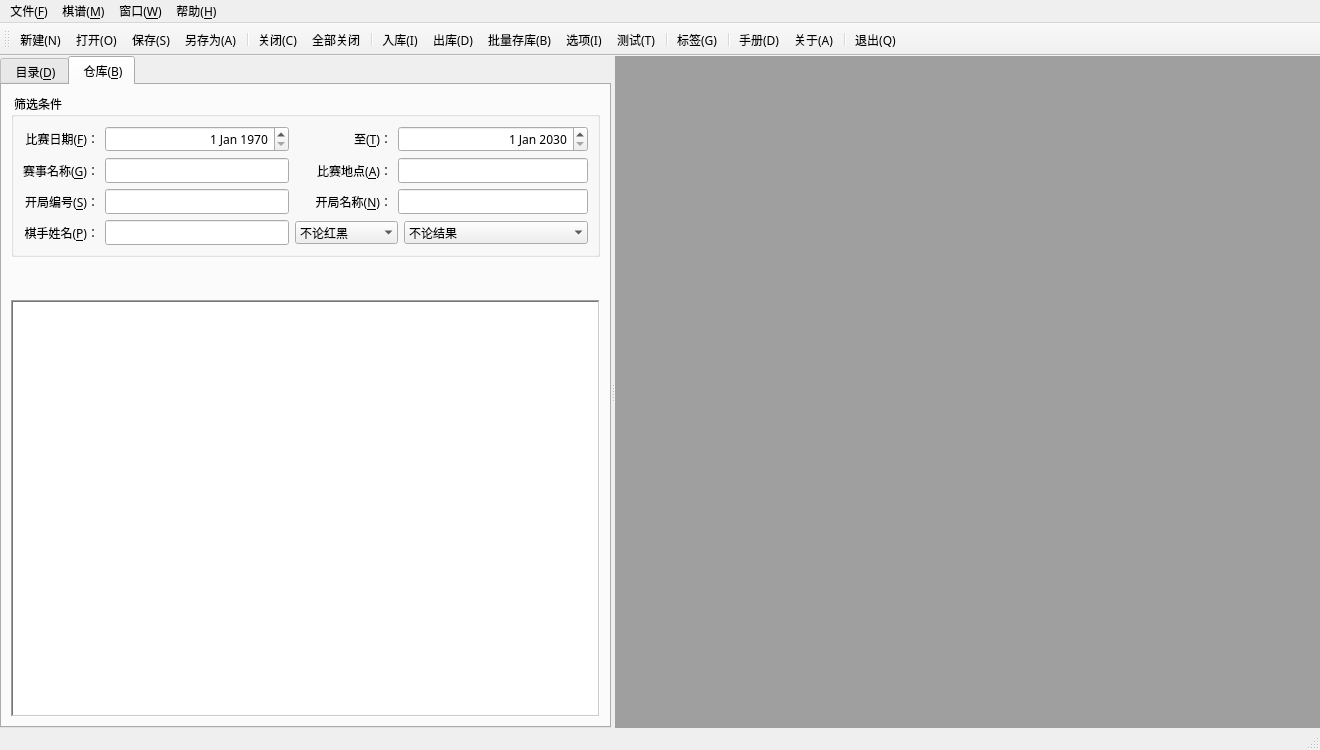
The window that src/mainwindow.ui (hbsxcjp/cchess_qt) describes before a commit, drawn with Qt 5.
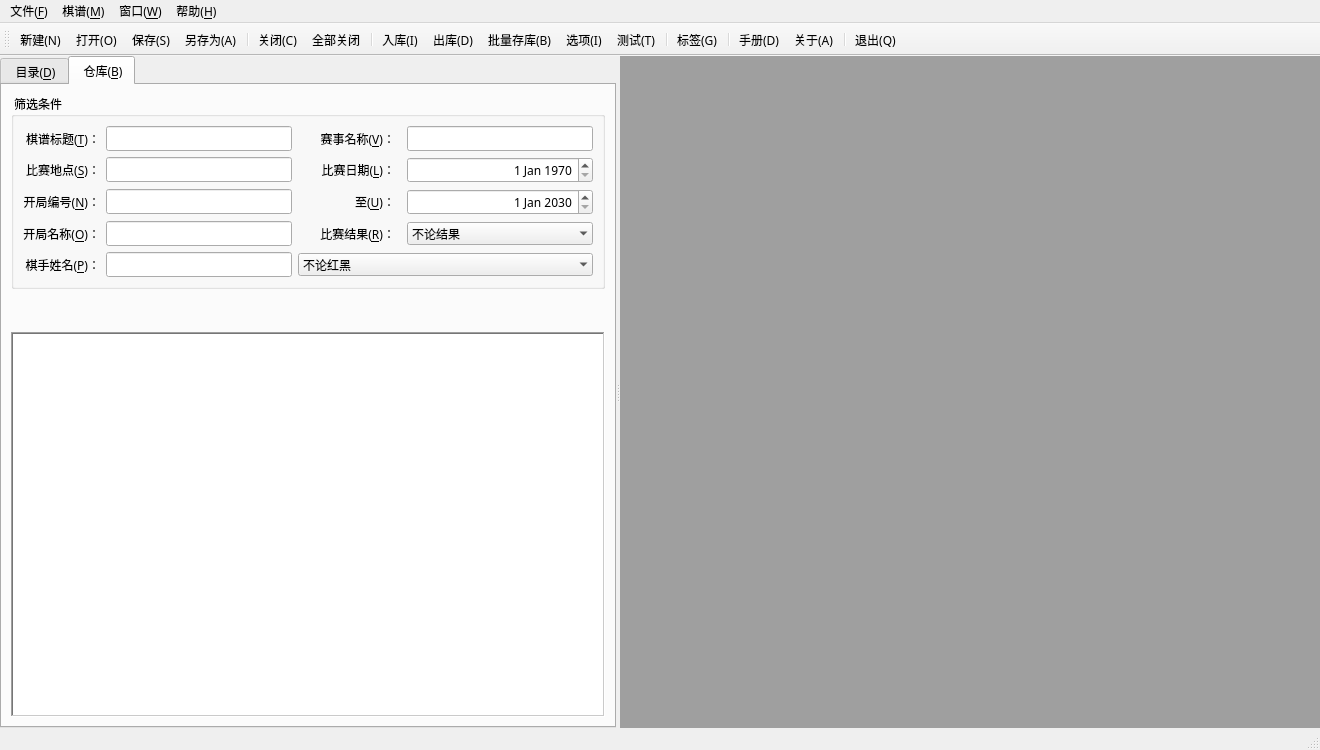
The same window after the commit. Icons and pictures are not drawn.

Diff of the .ui file:
```diff
--- a/src/mainwindow.ui
+++ b/src/mainwindow.ui
@@ -327,61 +327,14 @@
             <string notr="true"> 筛选条件</string>
            </property>
            <layout class="QGridLayout" name="gridLayout">
-            <item row="1" column="1">
-             <widget class="QLineEdit" name="eventLineEdit">
-              <property name="toolTip">
-               <string notr="true"/>
-              </property>
-              <property name="statusTip">
-               <string notr="true"/>
-              </property>
-              <property name="whatsThis">
-               <string notr="true"/>
-              </property>
-              <property name="accessibleName">
-               <string notr="true"/>
-              </property>
-              <property name="accessibleDescription">
-               <string notr="true"/>
-              </property>
-              <property name="inputMask">
-               <string notr="true"/>
-              </property>
-              <property name="text">
-               <string notr="true"/>
-              </property>
-              <property name="placeholderText">
-               <string notr="true"/>
-              </property>
-             </widget>
-            </item>
-            <item row="2" column="2">
-             <widget class="QLabel" name="label_6">
+            <item row="5" column="1">
+             <widget class="QLineEdit" name="personLineEdit">
               <property name="sizePolicy">
-               <sizepolicy hsizetype="Minimum" vsizetype="Preferred">
+               <sizepolicy hsizetype="Expanding" vsizetype="Fixed">
                 <horstretch>0</horstretch>
                 <verstretch>0</verstretch>
                </sizepolicy>
               </property>
-              <property name="maximumSize">
-               <size>
-                <width>16777215</width>
-                <height>16777215</height>
-               </size>
-              </property>
-              <property name="text">
-               <string>开局名称(&amp;N)：</string>
-              </property>
-              <property name="alignment">
-               <set>Qt::AlignRight|Qt::AlignTrailing|Qt::AlignVCenter</set>
-              </property>
-              <property name="buddy">
-               <cstring>eccoNameLineEdit</cstring>
-              </property>
-             </widget>
-            </item>
-            <item row="2" column="1">
-             <widget class="QLineEdit" name="eccoSNLineEdit">
               <property name="toolTip">
                <string notr="true"/>
               </property>
@@ -408,26 +361,7 @@
               </property>
              </widget>
             </item>
-            <item row="2" column="0">
-             <widget class="QLabel" name="label_7">
-              <property name="sizePolicy">
-               <sizepolicy hsizetype="Minimum" vsizetype="Preferred">
-                <horstretch>0</horstretch>
-                <verstretch>0</verstretch>
-               </sizepolicy>
-              </property>
-              <property name="text">
-               <string>开局编号(&amp;S)：</string>
-              </property>
-              <property name="alignment">
-               <set>Qt::AlignRight|Qt::AlignTrailing|Qt::AlignVCenter</set>
-              </property>
-              <property name="buddy">
-               <cstring>eccoSNLineEdit</cstring>
-              </property>
-             </widget>
-            </item>
-            <item row="3" column="0">
+            <item row="5" column="0">
              <widget class="QLabel" name="label_3">
               <property name="sizePolicy">
                <sizepolicy hsizetype="Minimum" vsizetype="Preferred">
@@ -452,123 +386,35 @@
               </property>
              </widget>
             </item>
-            <item row="0" column="3" colspan="2">
-             <widget class="QDateEdit" name="endDateEdit">
+            <item row="0" column="0">
+             <widget class="QLabel" name="label_8">
+              <property name="text">
+               <string>棋谱标题(&amp;T)：</string>
+              </property>
+              <property name="alignment">
+               <set>Qt::AlignRight|Qt::AlignTrailing|Qt::AlignVCenter</set>
+              </property>
+              <property name="buddy">
+               <cstring>titleLineEdit</cstring>
+              </property>
+             </widget>
+            </item>
+            <item row="2" column="2">
+             <widget class="QLabel" name="label_2">
               <property name="sizePolicy">
-               <sizepolicy hsizetype="Expanding" vsizetype="Fixed">
+               <sizepolicy hsizetype="Minimum" vsizetype="Preferred">
                 <horstretch>0</horstretch>
                 <verstretch>0</verstretch>
                </sizepolicy>
               </property>
               <property name="minimumSize">
                <size>
-                <width>0</width>
+                <width>97</width>
                 <height>0</height>
                </size>
               </property>
-              <property name="toolTip">
-               <string notr="true"/>
-              </property>
-              <property name="statusTip">
-               <string notr="true"/>
-              </property>
-              <property name="whatsThis">
-               <string notr="true"/>
-              </property>
-              <property name="accessibleName">
-               <string notr="true"/>
-              </property>
-              <property name="accessibleDescription">
-               <string notr="true"/>
-              </property>
-              <property name="alignment">
-               <set>Qt::AlignRight|Qt::AlignTrailing|Qt::AlignVCenter</set>
-              </property>
-              <property name="dateTime">
-               <datetime>
-                <hour>0</hour>
-                <minute>0</minute>
-                <second>0</second>
-                <year>2030</year>
-                <month>1</month>
-                <day>1</day>
-               </datetime>
-              </property>
-              <property name="date">
-               <date>
-                <year>2030</year>
-                <month>1</month>
-                <day>1</day>
-               </date>
-              </property>
-             </widget>
-            </item>
-            <item row="2" column="3" colspan="2">
-             <widget class="QLineEdit" name="eccoNameLineEdit">
-              <property name="toolTip">
-               <string notr="true"/>
-              </property>
-              <property name="statusTip">
-               <string notr="true"/>
-              </property>
-              <property name="whatsThis">
-               <string notr="true"/>
-              </property>
-              <property name="accessibleName">
-               <string notr="true"/>
-              </property>
-              <property name="accessibleDescription">
-               <string notr="true"/>
-              </property>
-              <property name="inputMask">
-               <string notr="true"/>
-              </property>
               <property name="text">
-               <string notr="true"/>
-              </property>
-              <property name="placeholderText">
-               <string notr="true"/>
-              </property>
-             </widget>
-            </item>
-            <item row="1" column="3" colspan="2">
-             <widget class="QLineEdit" name="siteLineEdit">
-              <property name="toolTip">
-               <string notr="true"/>
-              </property>
-              <property name="statusTip">
-               <string notr="true"/>
-              </property>
-              <property name="whatsThis">
-               <string notr="true"/>
-              </property>
-              <property name="accessibleName">
-               <string notr="true"/>
-              </property>
-              <property name="accessibleDescription">
-               <string notr="true"/>
-              </property>
-              <property name="inputMask">
-               <string notr="true"/>
-              </property>
-              <property name="text">
-               <string notr="true"/>
-              </property>
-              <property name="placeholderText">
-               <string notr="true"/>
-              </property>
-             </widget>
-            </item>
-            <item row="1" column="0">
-             <widget class="QLabel" name="label_5">
-              <property name="sizePolicy">
-               <sizepolicy hsizetype="Minimum" vsizetype="Preferred">
-                <horstretch>0</horstretch>
-                <verstretch>0</verstretch>
-               </sizepolicy>
-              </property>
-              <property name="text">
-               <string>赛事名称(&amp;G)：</string>
+               <string>    至(&amp;U)：</string>
               </property>
               <property name="alignment">
                <set>Qt::AlignRight|Qt::AlignTrailing|Qt::AlignVCenter</set>
@@ -578,7 +424,7 @@
               </property>
              </widget>
             </item>
-            <item row="0" column="1">
+            <item row="1" column="4">
              <widget class="QDateEdit" name="startDateEdit">
               <property name="sizePolicy">
                <sizepolicy hsizetype="Expanding" vsizetype="Fixed">
@@ -622,98 +468,7 @@
               </property>
              </widget>
             </item>
-            <item row="3" column="1">
-             <widget class="QLineEdit" name="personLineEdit">
-              <property name="sizePolicy">
-               <sizepolicy hsizetype="Expanding" vsizetype="Fixed">
-                <horstretch>0</horstretch>
-                <verstretch>0</verstretch>
-               </sizepolicy>
-              </property>
-              <property name="toolTip">
-               <string notr="true"/>
-              </property>
-              <property name="statusTip">
-               <string notr="true"/>
-              </property>
-              <property name="whatsThis">
-               <string notr="true"/>
-              </property>
-              <property name="accessibleName">
-               <string notr="true"/>
-              </property>
-              <property name="accessibleDescription">
-               <string notr="true"/>
-              </property>
-              <property name="inputMask">
-               <string notr="true"/>
-              </property>
-              <property name="text">
-               <string notr="true"/>
-              </property>
-              <property name="placeholderText">
-               <string notr="true"/>
-              </property>
-             </widget>
-            </item>
-            <item row="3" column="4">
-             <widget class="QComboBox" name="resultComboBox">
-              <property name="sizePolicy">
-               <sizepolicy hsizetype="Expanding" vsizetype="Fixed">
-                <horstretch>0</horstretch>
-                <verstretch>0</verstretch>
-               </sizepolicy>
-              </property>
-              <property name="minimumSize">
-               <size>
-                <width>100</width>
-                <height>0</height>
-               </size>
-              </property>
-              <property name="toolTip">
-               <string notr="true"/>
-              </property>
-              <property name="statusTip">
-               <string notr="true"/>
-              </property>
-              <property name="whatsThis">
-               <string notr="true"/>
-              </property>
-              <property name="accessibleName">
-               <string notr="true"/>
-              </property>
-              <property name="accessibleDescription">
-               <string notr="true"/>
-              </property>
-              <property name="currentText">
-               <string notr="true">不论结果</string>
-              </property>
-              <property name="frame">
-               <bool>false</bool>
-              </property>
-              <item>
-               <property name="text">
-                <string notr="true">不论结果</string>
-               </property>
-              </item>
-              <item>
-               <property name="text">
-                <string notr="true">红胜</string>
-               </property>
-              </item>
-              <item>
-               <property name="text">
-                <string notr="true">黑胜</string>
-               </property>
-              </item>
-              <item>
-               <property name="text">
-                <string notr="true">和局</string>
-               </property>
-              </item>
-             </widget>
-            </item>
-            <item row="0" column="0">
+            <item row="1" column="2">
              <widget class="QLabel" name="label">
               <property name="sizePolicy">
                <sizepolicy hsizetype="Minimum" vsizetype="Preferred">
@@ -734,7 +489,7 @@
                </size>
               </property>
               <property name="text">
-               <string>比赛日期(&amp;F)：</string>
+               <string>比赛日期(&amp;L)：</string>
               </property>
               <property name="alignment">
                <set>Qt::AlignRight|Qt::AlignTrailing|Qt::AlignVCenter</set>
@@ -744,22 +499,97 @@
               </property>
              </widget>
             </item>
+            <item row="0" column="1">
+             <widget class="QLineEdit" name="titleLineEdit">
+              <property name="toolTip">
+               <string notr="true"/>
+              </property>
+              <property name="statusTip">
+               <string notr="true"/>
+              </property>
+              <property name="whatsThis">
+               <string notr="true"/>
+              </property>
+              <property name="accessibleName">
+               <string notr="true"/>
+              </property>
+              <property name="accessibleDescription">
+               <string notr="true"/>
+              </property>
+              <property name="inputMask">
+               <string notr="true"/>
+              </property>
+              <property name="text">
+               <string notr="true"/>
+              </property>
+              <property name="placeholderText">
+               <string notr="true"/>
+              </property>
+             </widget>
+            </item>
             <item row="0" column="2">
-             <widget class="QLabel" name="label_2">
+             <widget class="QLabel" name="label_5">
               <property name="sizePolicy">
                <sizepolicy hsizetype="Minimum" vsizetype="Preferred">
                 <horstretch>0</horstretch>
                 <verstretch>0</verstretch>
                </sizepolicy>
               </property>
-              <property name="minimumSize">
+              <property name="text">
+               <string>赛事名称(&amp;V)：</string>
+              </property>
+              <property name="alignment">
+               <set>Qt::AlignRight|Qt::AlignTrailing|Qt::AlignVCenter</set>
+              </property>
+              <property name="buddy">
+               <cstring>eventLineEdit</cstring>
+              </property>
+             </widget>
+            </item>
+            <item row="0" column="4">
+             <widget class="QLineEdit" name="eventLineEdit">
+              <property name="toolTip">
+               <string notr="true"/>
+              </property>
+              <property name="statusTip">
+               <string notr="true"/>
+              </property>
+              <property name="whatsThis">
+               <string notr="true"/>
+              </property>
+              <property name="accessibleName">
+               <string notr="true"/>
+              </property>
+              <property name="accessibleDescription">
+               <string notr="true"/>
+              </property>
+              <property name="inputMask">
+               <string notr="true"/>
+              </property>
+              <property name="text">
+               <string notr="true"/>
+              </property>
+              <property name="placeholderText">
+               <string notr="true"/>
+              </property>
+             </widget>
+            </item>
+            <item row="1" column="0">
+             <widget class="QLabel" name="label_4">
+              <property name="sizePolicy">
+               <sizepolicy hsizetype="Minimum" vsizetype="Preferred">
+                <horstretch>0</horstretch>
+                <verstretch>0</verstretch>
+               </sizepolicy>
+              </property>
+              <property name="maximumSize">
                <size>
-                <width>97</width>
-                <height>0</height>
+                <width>16777215</width>
+                <height>16777215</height>
                </size>
               </property>
               <property name="text">
-               <string>    至(&amp;T)：</string>
+               <string>比赛地点(&amp;S)：</string>
               </property>
               <property name="alignment">
                <set>Qt::AlignRight|Qt::AlignTrailing|Qt::AlignVCenter</set>
@@ -769,7 +599,148 @@
               </property>
              </widget>
             </item>
-            <item row="3" column="2" colspan="2">
+            <item row="1" column="1">
+             <widget class="QLineEdit" name="siteLineEdit">
+              <property name="toolTip">
+               <string notr="true"/>
+              </property>
+              <property name="statusTip">
+               <string notr="true"/>
+              </property>
+              <property name="whatsThis">
+               <string notr="true"/>
+              </property>
+              <property name="accessibleName">
+               <string notr="true"/>
+              </property>
+              <property name="accessibleDescription">
+               <string notr="true"/>
+              </property>
+              <property name="inputMask">
+               <string notr="true"/>
+              </property>
+              <property name="text">
+               <string notr="true"/>
+              </property>
+              <property name="placeholderText">
+               <string notr="true"/>
+              </property>
+             </widget>
+            </item>
+            <item row="2" column="0">
+             <widget class="QLabel" name="label_7">
+              <property name="sizePolicy">
+               <sizepolicy hsizetype="Minimum" vsizetype="Preferred">
+                <horstretch>0</horstretch>
+                <verstretch>0</verstretch>
+               </sizepolicy>
+              </property>
+              <property name="text">
+               <string>开局编号(&amp;N)：</string>
+              </property>
+              <property name="alignment">
+               <set>Qt::AlignRight|Qt::AlignTrailing|Qt::AlignVCenter</set>
+              </property>
+              <property name="buddy">
+               <cstring>eccoSnLineEdit</cstring>
+              </property>
+             </widget>
+            </item>
+            <item row="2" column="1">
+             <widget class="QLineEdit" name="eccoSnLineEdit">
+              <property name="toolTip">
+               <string notr="true"/>
+              </property>
+              <property name="statusTip">
+               <string notr="true"/>
+              </property>
+              <property name="whatsThis">
+               <string notr="true"/>
+              </property>
+              <property name="accessibleName">
+               <string notr="true"/>
+              </property>
+              <property name="accessibleDescription">
+               <string notr="true"/>
+              </property>
+              <property name="inputMask">
+               <string notr="true"/>
+              </property>
+              <property name="text">
+               <string notr="true"/>
+              </property>
+              <property name="placeholderText">
+               <string notr="true"/>
+              </property>
+             </widget>
+            </item>
+            <item row="4" column="0">
+             <widget class="QLabel" name="label_6">
+              <property name="sizePolicy">
+               <sizepolicy hsizetype="Minimum" vsizetype="Preferred">
+                <horstretch>0</horstretch>
+                <verstretch>0</verstretch>
+               </sizepolicy>
+              </property>
+              <property name="maximumSize">
+               <size>
+                <width>16777215</width>
+                <height>16777215</height>
+               </size>
+              </property>
+              <property name="text">
+               <string>开局名称(&amp;O)：</string>
+              </property>
+              <property name="alignment">
+               <set>Qt::AlignRight|Qt::AlignTrailing|Qt::AlignVCenter</set>
+              </property>
+              <property name="buddy">
+               <cstring>eccoNameLineEdit</cstring>
+              </property>
+             </widget>
+            </item>
+            <item row="4" column="1">
+             <widget class="QLineEdit" name="eccoNameLineEdit">
+              <property name="toolTip">
+               <string notr="true"/>
+              </property>
+              <property name="statusTip">
+               <string notr="true"/>
+              </property>
+              <property name="whatsThis">
+               <string notr="true"/>
+              </property>
+              <property name="accessibleName">
+               <string notr="true"/>
+              </property>
+              <property name="accessibleDescription">
+               <string notr="true"/>
+              </property>
+              <property name="inputMask">
+               <string notr="true"/>
+              </property>
+              <property name="text">
+               <string notr="true"/>
+              </property>
+              <property name="placeholderText">
+               <string notr="true"/>
+              </property>
+             </widget>
+            </item>
+            <item row="4" column="2">
+             <widget class="QLabel" name="label_9">
+              <property name="text">
+               <string>比赛结果(&amp;R)：</string>
+              </property>
+              <property name="alignment">
+               <set>Qt::AlignRight|Qt::AlignTrailing|Qt::AlignVCenter</set>
+              </property>
+              <property name="buddy">
+               <cstring>resultComboBox</cstring>
+              </property>
+             </widget>
+            </item>
+            <item row="5" column="2" colspan="3">
              <widget class="QComboBox" name="colorComboBox">
               <property name="sizePolicy">
                <sizepolicy hsizetype="Preferred" vsizetype="Fixed">
@@ -821,29 +792,112 @@
               </item>
              </widget>
             </item>
-            <item row="1" column="2">
-             <widget class="QLabel" name="label_4">
+            <item row="2" column="4">
+             <widget class="QDateEdit" name="endDateEdit">
               <property name="sizePolicy">
-               <sizepolicy hsizetype="Minimum" vsizetype="Preferred">
+               <sizepolicy hsizetype="Expanding" vsizetype="Fixed">
                 <horstretch>0</horstretch>
                 <verstretch>0</verstretch>
                </sizepolicy>
               </property>
-              <property name="maximumSize">
+              <property name="minimumSize">
                <size>
-                <width>16777215</width>
-                <height>16777215</height>
+                <width>0</width>
+                <height>0</height>
                </size>
               </property>
-              <property name="text">
-               <string>比赛地点(&amp;A)：</string>
+              <property name="toolTip">
+               <string notr="true"/>
+              </property>
+              <property name="statusTip">
+               <string notr="true"/>
+              </property>
+              <property name="whatsThis">
+               <string notr="true"/>
+              </property>
+              <property name="accessibleName">
+               <string notr="true"/>
+              </property>
+              <property name="accessibleDescription">
+               <string notr="true"/>
               </property>
               <property name="alignment">
                <set>Qt::AlignRight|Qt::AlignTrailing|Qt::AlignVCenter</set>
               </property>
-              <property name="buddy">
-               <cstring>siteLineEdit</cstring>
+              <property name="dateTime">
+               <datetime>
+                <hour>0</hour>
+                <minute>0</minute>
+                <second>0</second>
+                <year>2030</year>
+                <month>1</month>
+                <day>1</day>
+               </datetime>
               </property>
+              <property name="date">
+               <date>
+                <year>2030</year>
+                <month>1</month>
+                <day>1</day>
+               </date>
+              </property>
+             </widget>
+            </item>
+            <item row="4" column="4">
+             <widget class="QComboBox" name="resultComboBox">
+              <property name="sizePolicy">
+               <sizepolicy hsizetype="Expanding" vsizetype="Fixed">
+                <horstretch>0</horstretch>
+                <verstretch>0</verstretch>
+               </sizepolicy>
+              </property>
+              <property name="minimumSize">
+               <size>
+                <width>100</width>
+                <height>0</height>
+               </size>
+              </property>
+              <property name="toolTip">
+               <string notr="true"/>
+              </property>
+              <property name="statusTip">
+               <string notr="true"/>
+              </property>
+              <property name="whatsThis">
+               <string notr="true"/>
+              </property>
+              <property name="accessibleName">
+               <string notr="true"/>
+              </property>
+              <property name="accessibleDescription">
+               <string notr="true"/>
+              </property>
+              <property name="currentText">
+               <string notr="true">不论结果</string>
+              </property>
+              <property name="frame">
+               <bool>false</bool>
+              </property>
+              <item>
+               <property name="text">
+                <string notr="true">不论结果</string>
+               </property>
+              </item>
+              <item>
+               <property name="text">
+                <string notr="true">红胜</string>
+               </property>
+              </item>
+              <item>
+               <property name="text">
+                <string notr="true">黑胜</string>
+               </property>
+              </item>
+              <item>
+               <property name="text">
+                <string notr="true">和局</string>
+               </property>
+              </item>
              </widget>
             </item>
            </layout>
```
Left out of the diff: 22 changed lines with no effect on the pictures.
